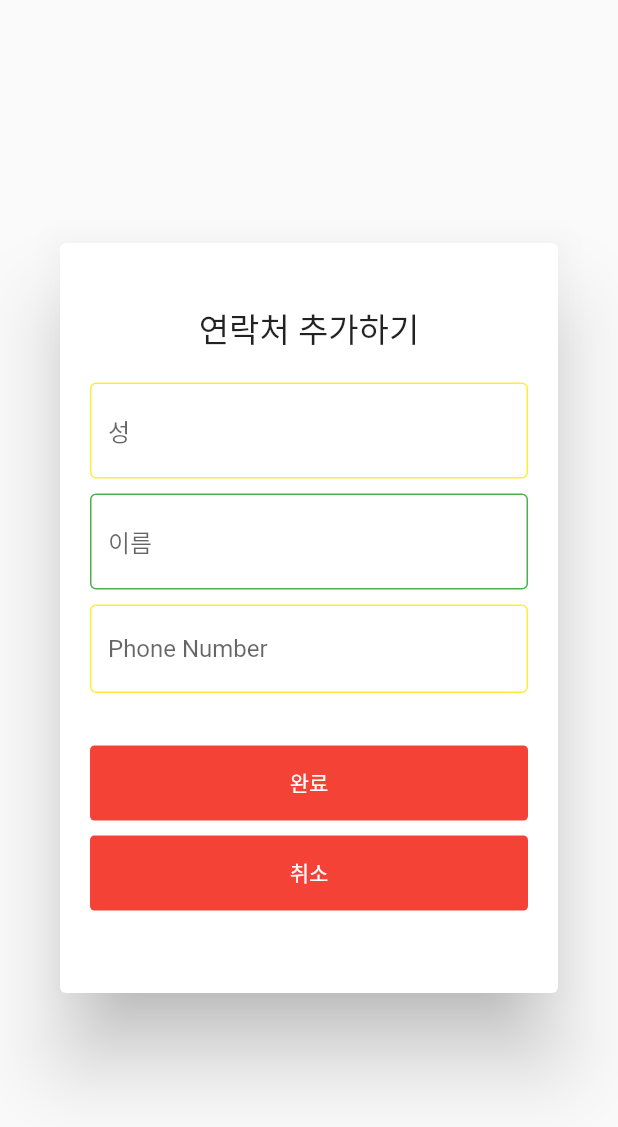
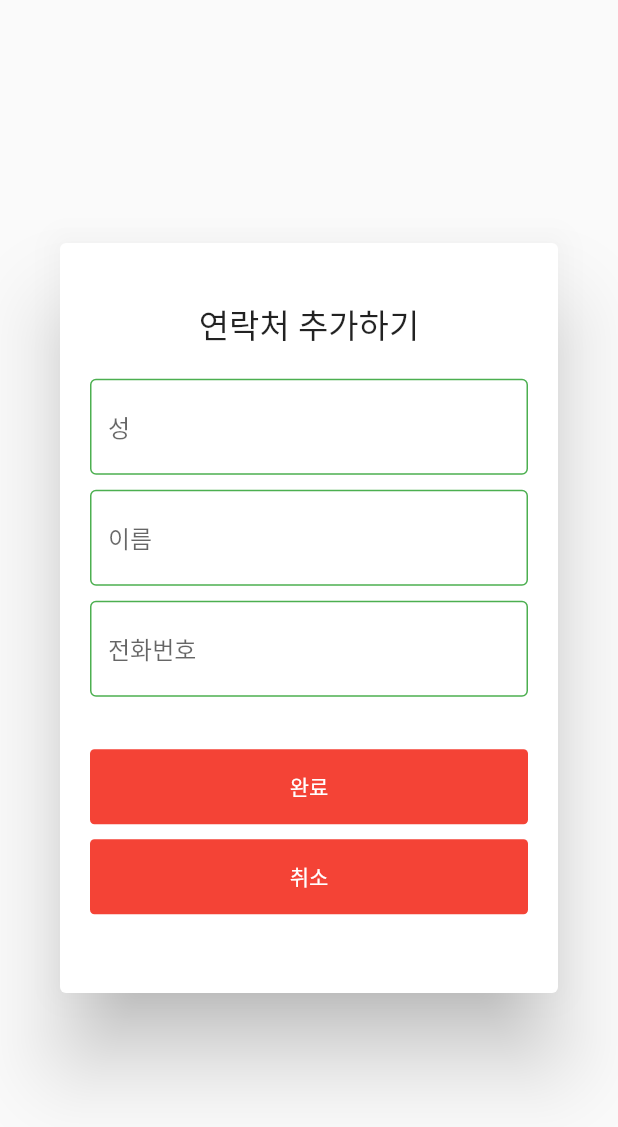
Before and after one commit to jjyoon-dev/contact_app, a Flutter app: the DialogUI widget shown alone on an empty page, opened directly, on a phone screen of 412 x 824 dp. Shown: the top 1127 px of the screen. Run offline on Flutter 3.47's test engine with Material 2 defaults, Android fonts, the phone set to English and light mode, and no system bars; our stand-ins replace contacts_service, permission_handler.

Commit message:
textfiled style change

```diff
--- a/lib/main.dart
+++ b/lib/main.dart
@@ -192,7 +192,7 @@ class DialogUI extends StatelessWidget {
                         focusedBorder: OutlineInputBorder(
                             borderSide: BorderSide(color: Colors.red)),
                         enabledBorder: OutlineInputBorder(
-                            borderSide: BorderSide(color: Colors.yellow)),
+                            borderSide: BorderSide(color: Colors.green)),
                         hintText: '성'),
                   ),
                 ),
@@ -224,8 +224,8 @@ class DialogUI extends StatelessWidget {
                         focusedBorder: OutlineInputBorder(
                             borderSide: BorderSide(color: Colors.red)),
                         enabledBorder: OutlineInputBorder(
-                            borderSide: BorderSide(color: Colors.yellow)),
-                        hintText: 'Phone Number'),
+                            borderSide: BorderSide(color: Colors.green)),
+                        hintText: '전화번호'),
                   ),
                 ),
                 Container(
```
